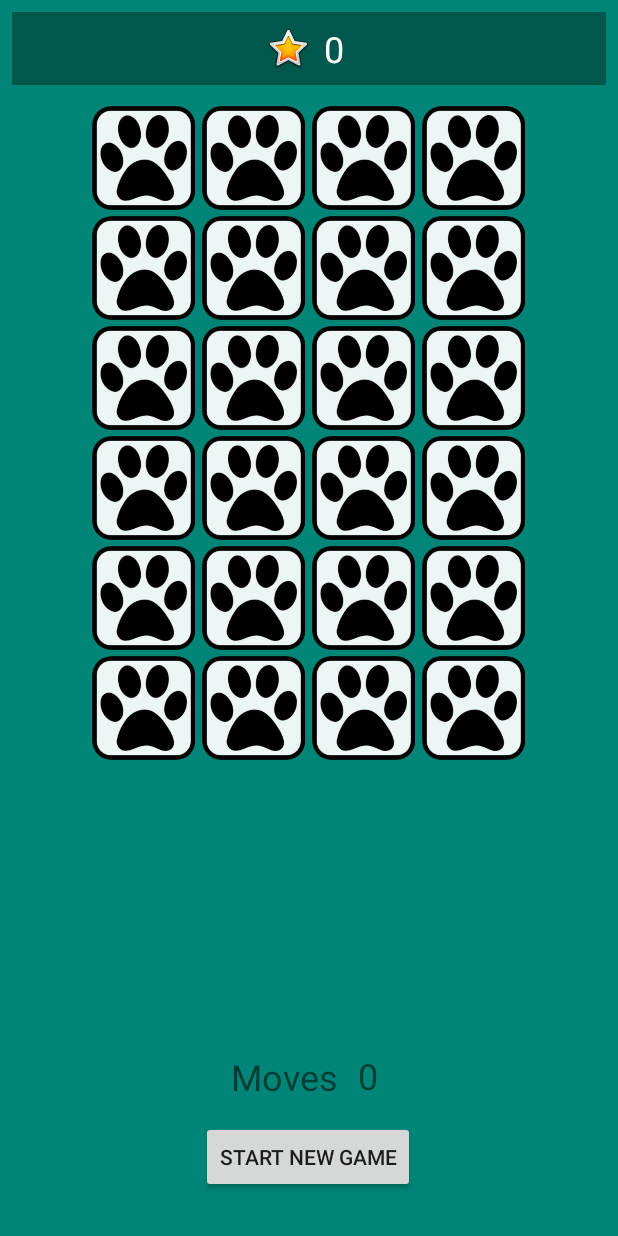
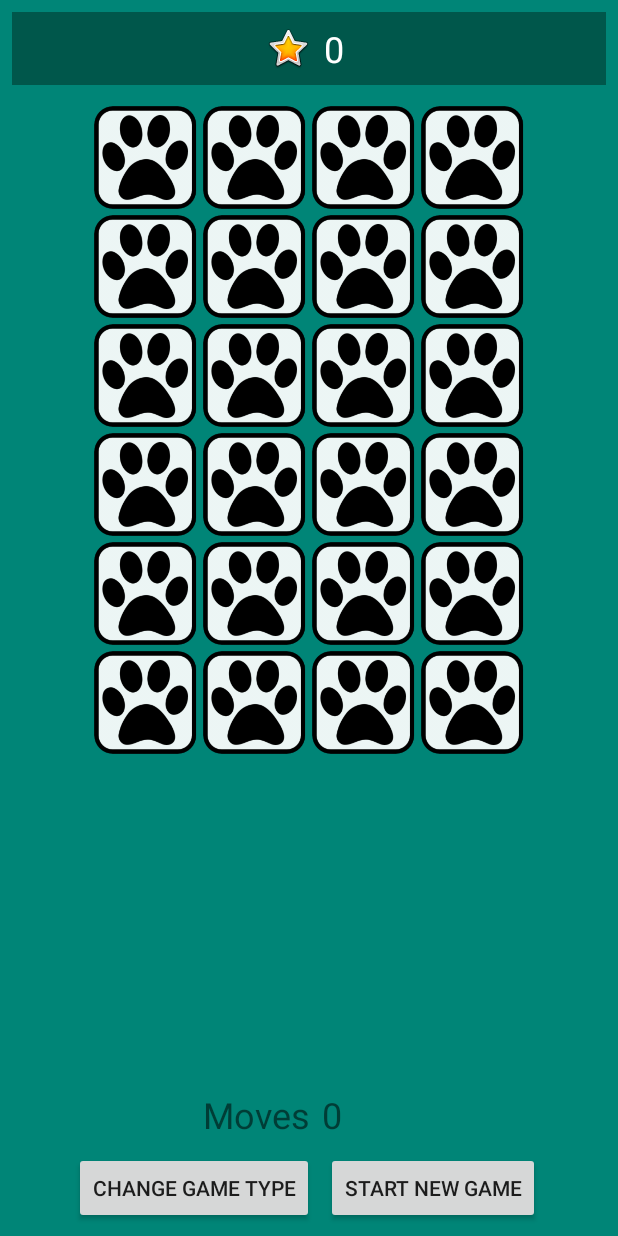
Before and after one commit to sara-sall/MemoryGame, an Android app: the screen it shows after launch (GameActivity), after a tap on "START GAME 4X6", on a phone screen of 412 x 824 dp. Run offline under Robolectric (Android 15) with nearby library versions, the phone set to English and light mode, and no system bars.

Commit message:
Added button for return to mainActivity to change game type

```diff
--- a/app/src/main/java/com/example/memorygame/MainActivity.java
+++ b/app/src/main/java/com/example/memorygame/MainActivity.java
@@ -51,7 +51,7 @@ public class MainActivity extends AppCompatActivity {
                 Intent intent = new Intent(MainActivity.this, GameActivity.class);
                 intent.putExtra("row", 6);
                 intent.putExtra("column", 4);
-                intent.putExtra("densityNr", 110);
+                intent.putExtra("densityNr", 109);
                 intent.putExtra("valueKey", "hs4x6");
                 startActivity(intent);
             }
--- a/app/src/main/res/layout/activity_game.xml
+++ b/app/src/main/res/layout/activity_game.xml
@@ -61,33 +61,18 @@
 
     </GridLayout>
 
-    <Button
-        android:id="@+id/buttonGameStart4x5"
-        android:layout_width="wrap_content"
-        android:layout_height="wrap_content"
-        android:layout_marginStart="8dp"
-        android:layout_marginEnd="8dp"
-        android:layout_marginBottom="8dp"
-        android:text="@string/start_new_game"
-        app:layout_constraintBottom_toBottomOf="parent"
-        app:layout_constraintEnd_toEndOf="parent"
-        app:layout_constraintHorizontal_bias="0.498"
-        app:layout_constraintStart_toStartOf="parent"
-        app:layout_constraintTop_toBottomOf="@+id/gameGridID"
-        app:layout_constraintVertical_bias="0.92" />
-
     <TextView
         android:id="@+id/counterScoreID"
         android:layout_width="wrap_content"
         android:layout_height="wrap_content"
-        android:layout_marginEnd="160dp"
+        android:layout_marginEnd="184dp"
         android:layout_marginBottom="8dp"
         android:text="@string/counterScore"
         android:textSize="24sp"
         app:layout_constraintBottom_toTopOf="@+id/buttonGameStart4x5"
         app:layout_constraintEnd_toEndOf="parent"
         app:layout_constraintTop_toBottomOf="@+id/gameGridID"
-        app:layout_constraintVertical_bias="0.97" />
+        app:layout_constraintVertical_bias="0.998" />
 
     <TextView
         android:id="@+id/textView4"
@@ -99,11 +84,38 @@
         android:layout_marginBottom="8dp"
         android:text="@string/counter"
         android:textSize="24sp"
-        app:layout_constraintBottom_toTopOf="@+id/buttonGameStart4x5"
+        app:layout_constraintBottom_toTopOf="@+id/changeTypeButton"
         app:layout_constraintEnd_toStartOf="@+id/counterScoreID"
-        app:layout_constraintHorizontal_bias="0.966"
+        app:layout_constraintHorizontal_bias="1.0"
         app:layout_constraintStart_toStartOf="parent"
         app:layout_constraintTop_toBottomOf="@+id/gameGridID"
-        app:layout_constraintVertical_bias="0.971" />
+        app:layout_constraintVertical_bias="0.998" />
+
+
+    <Button
+        android:id="@+id/changeTypeButton"
+        android:layout_width="wrap_content"
+        android:layout_height="wrap_content"
+        android:layout_marginStart="8dp"
+        android:layout_marginEnd="8dp"
+        android:layout_marginBottom="8dp"
+        android:text="@string/changeTypeButton"
+        app:layout_constraintBottom_toBottomOf="parent"
+        app:layout_constraintEnd_toStartOf="@+id/buttonGameStart4x5"
+        app:layout_constraintHorizontal_bias="1.0"
+        app:layout_constraintStart_toStartOf="parent" />
+
+    <Button
+        android:id="@+id/buttonGameStart4x5"
+        android:layout_width="wrap_content"
+        android:layout_height="wrap_content"
+        android:layout_marginEnd="52dp"
+        android:layout_marginBottom="8dp"
+        android:text="@string/start_new_game"
+        app:layout_constraintBottom_toBottomOf="parent"
+        app:layout_constraintEnd_toEndOf="parent"
+        app:layout_constraintTop_toBottomOf="@+id/gameGridID"
+        app:layout_constraintVertical_bias="1.0" />
+
 
 </android.support.constraint.ConstraintLayout>
--- a/app/src/main/res/values/strings.xml
+++ b/app/src/main/res/values/strings.xml
@@ -11,5 +11,6 @@
     <string name="startGame4x4">Start Game 4x4</string>
     <string name="startGame4x5">Start Game 4x5</string>
     <string name="startGame4x6">Start Game 4x6</string>
+    <string name="changeTypeButton">Change Game Type</string>
 
 </resources>
```
Also changed, not shown: app/src/main/java/com/example/memorygame/GameActivity.java (+14 -0 lines), app/src/main/res/layout/activity_main.xml (+5 -5 lines), 1 other file.
